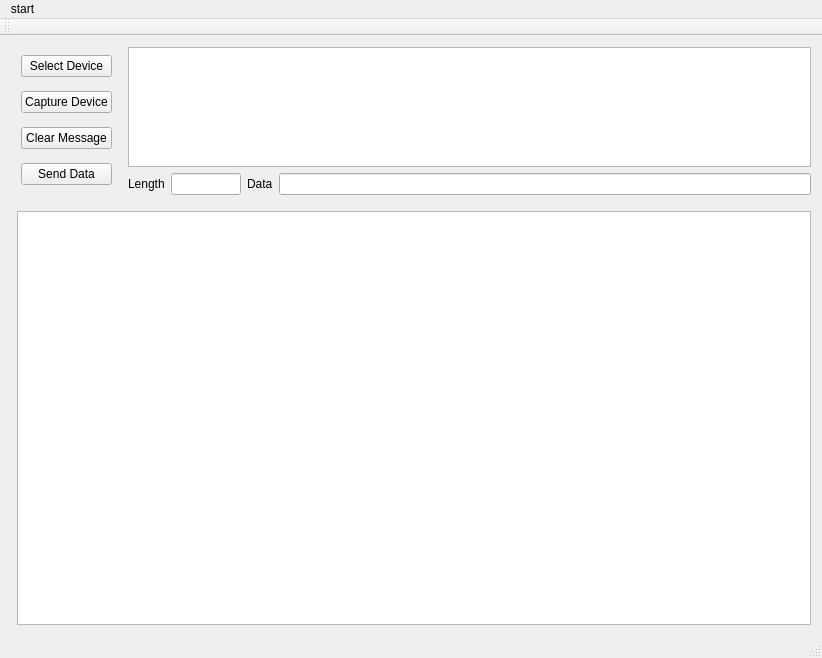
Qt form mainwindow.ui (ixhorse/qt-capture-usb) before a commit.
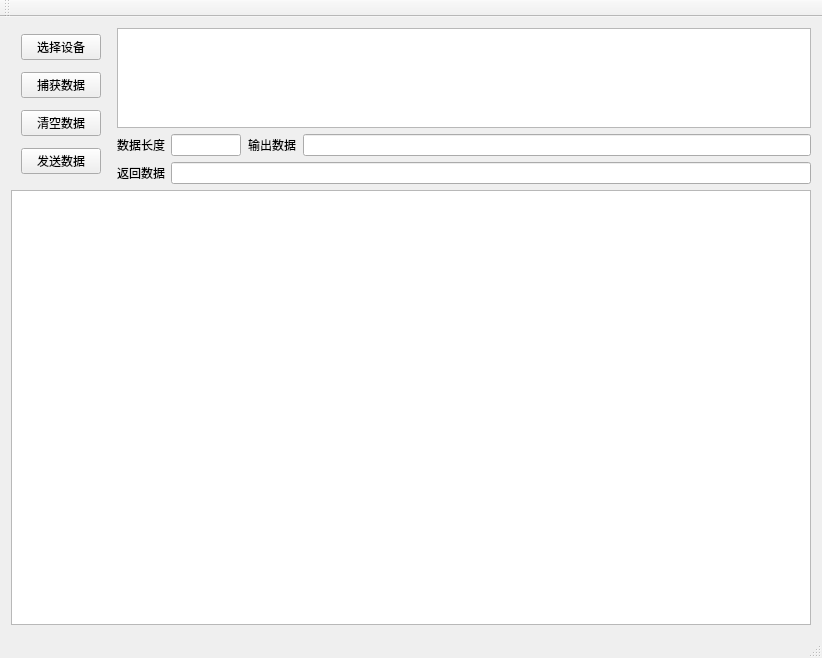
The same form after that commit.

What changed in the file:
```diff
--- a/mainwindow.ui
+++ b/mainwindow.ui
@@ -32,7 +32,7 @@
       <item>
        <layout class="QHBoxLayout" name="horizontalLayout_2">
         <property name="bottomMargin">
-         <number>10</number>
+         <number>0</number>
         </property>
         <item>
          <layout class="QVBoxLayout" name="verticalLayout_2" stretch="0,0,0,0">
@@ -50,6 +50,12 @@
               <verstretch>0</verstretch>
              </sizepolicy>
             </property>
+            <property name="minimumSize">
+             <size>
+              <width>0</width>
+              <height>25</height>
+             </size>
+            </property>
             <property name="baseSize">
              <size>
               <width>0</width>
@@ -57,7 +63,7 @@
              </size>
             </property>
             <property name="text">
-             <string>Select Device</string>
+             <string>选择设备</string>
             </property>
            </widget>
           </item>
@@ -69,6 +75,12 @@
               <verstretch>0</verstretch>
              </sizepolicy>
             </property>
+            <property name="minimumSize">
+             <size>
+              <width>0</width>
+              <height>25</height>
+             </size>
+            </property>
             <property name="baseSize">
              <size>
               <width>0</width>
@@ -76,21 +88,33 @@
              </size>
             </property>
             <property name="text">
-             <string>Capture Device</string>
+             <string>捕获数据</string>
             </property>
            </widget>
           </item>
           <item>
            <widget class="QPushButton" name="clearButton">
+            <property name="minimumSize">
+             <size>
+              <width>0</width>
+              <height>25</height>
+             </size>
+            </property>
             <property name="text">
-             <string>Clear Message</string>
+             <string>清空数据</string>
             </property>
            </widget>
           </item>
           <item>
            <widget class="QPushButton" name="sendButton">
+            <property name="minimumSize">
+             <size>
+              <width>0</width>
+              <height>25</height>
+             </size>
+            </property>
             <property name="text">
-             <string>Send Data</string>
+             <string>发送数据</string>
             </property>
            </widget>
           </item>
@@ -109,17 +133,44 @@
             <property name="maximumSize">
              <size>
               <width>16777215</width>
-              <height>120</height>
+              <height>100</height>
              </size>
             </property>
            </widget>
           </item>
           <item>
-           <layout class="QHBoxLayout" name="horizontalLayout_4">
+           <widget class="QFrame" name="verticalFrame">
+            <property name="styleSheet">
+             <string notr="true"/>
+            </property>
+            <layout class="QVBoxLayout" name="verticalLayout_6" stretch="0,0">
+             <property name="leftMargin">
+              <number>0</number>
+             </property>
+             <property name="topMargin">
+              <number>0</number>
+             </property>
+             <property name="rightMargin">
+              <number>0</number>
+             </property>
+             <property name="bottomMargin">
+              <number>0</number>
+             </property>
+             <item>
+              <layout class="QHBoxLayout" name="horizontalLayout_7">
             <item>
              <widget class="QLabel" name="label_2">
+                 <property name="minimumSize">
+                  <size>
+                   <width>0</width>
+                   <height>0</height>
+                  </size>
+                 </property>
               <property name="text">
-               <string>Length</string>
+                  <string>数据长度</string>
+                 </property>
+                 <property name="alignment">
+                  <set>Qt::AlignCenter</set>
               </property>
              </widget>
             </item>
@@ -135,8 +186,17 @@
             </item>
             <item>
              <widget class="QLabel" name="label">
+                 <property name="minimumSize">
+                  <size>
+                   <width>50</width>
+                   <height>0</height>
+                  </size>
+                 </property>
               <property name="text">
-               <string>Data</string>
+                  <string>输出数据</string>
+                 </property>
+                 <property name="alignment">
+                  <set>Qt::AlignCenter</set>
               </property>
              </widget>
             </item>
@@ -145,22 +205,38 @@
             </item>
            </layout>
           </item>
-         </layout>
-        </item>
-       </layout>
-      </item>
       <item>
-       <layout class="QHBoxLayout" name="horizontalLayout">
+              <layout class="QHBoxLayout" name="horizontalLayout_6">
         <item>
-         <widget class="QTableWidget" name="propertyTbl">
-          <property name="sizePolicy">
-           <sizepolicy hsizetype="Ignored" vsizetype="Expanding">
-            <horstretch>0</horstretch>
-            <verstretch>0</verstretch>
-           </sizepolicy>
-          </property>
-         </widget>
-        </item>
+                <widget class="QLabel" name="label_3">
+                 <property name="minimumSize">
+                  <size>
+                   <width>0</width>
+                   <height>0</height>
+                  </size>
+                 </property>
+                 <property name="text">
+                  <string>返回数据</string>
+                 </property>
+                 <property name="alignment">
+                  <set>Qt::AlignCenter</set>
+                 </property>
+                </widget>
+               </item>
+               <item>
+                <widget class="QLineEdit" name="lineEdit"/>
+               </item>
+              </layout>
+             </item>
+            </layout>
+           </widget>
+          </item>
+         </layout>
+        </item>
+       </layout>
+      </item>
+      <item>
+       <layout class="QVBoxLayout" name="verticalLayout_4">
         <item>
          <widget class="QTableWidget" name="tableWidget">
           <property name="sizePolicy">
@@ -186,12 +262,6 @@
      <height>23</height>
     </rect>
    </property>
-   <widget class="QMenu" name="menustart">
-    <property name="title">
-     <string>start</string>
-    </property>
-   </widget>
-   <addaction name="menustart"/>
   </widget>
   <widget class="QToolBar" name="mainToolBar">
    <attribute name="toolBarArea">
```
Lines whose indentation alone changed are shown as unchanged.
